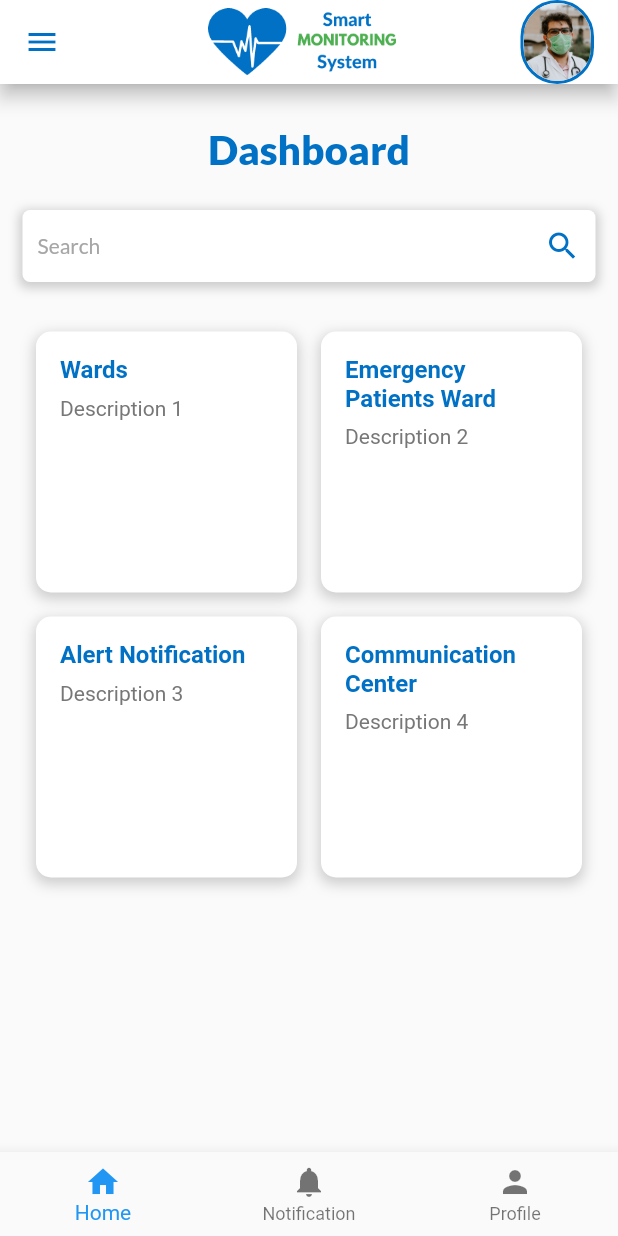
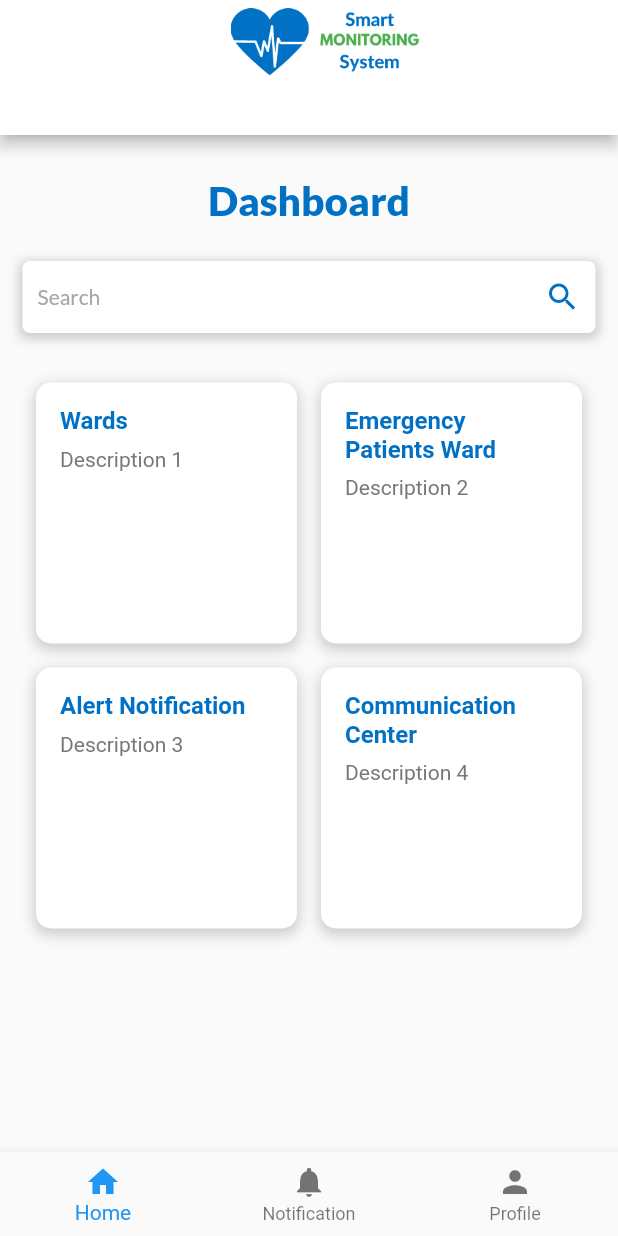
Before and after one commit to MuhammadBilal-018/Smart-Health-Monitoring-System, a Flutter app: the DashboardScreen screen opened directly, on a phone screen of 412 x 824 dp. Run offline on Flutter 3.47's test engine with Material 2 defaults, Android fonts, the phone set to English and light mode, and no system bars.

Commit message:
Project Changes Uploaded

```diff
--- /dev/null
+++ b/lib/AppBar/app_bar.dart
@@ -0,0 +1,46 @@
+import 'package:flutter/material.dart';
+
+class TopAppBar extends StatelessWidget implements PreferredSizeWidget {
+  final String title;
+  final bool showBackButton;
+
+  const TopAppBar({
+    Key? key,
+    required this.title,
+    this.showBackButton = true,
+  }) : super(key: key);
+
+  @override
+  Widget build(BuildContext context) {
+    return Container(
+      height: 90, // Set the desired height
+      child: AppBar(
+        backgroundColor: Colors.white,
+        leading: showBackButton
+            ? IconButton(
+          icon: Icon(
+            Icons.arrow_back,
+            color: Color(0xFF0071C5),
+          ),
+          onPressed: () {
+            Navigator.pop(context);
+          },
+        )
+            : null,
+        title: Center(
+          child: Padding(
+            padding: EdgeInsets.only(right: 35),
+            child: Image.asset(
+              'images/SMS_3.png',
+              height: 45,
+            ),
+          ),
+        ),
+      ),
+    );
+
+  }
+
+  @override
+  Size get preferredSize => Size.fromHeight(200); // Set the preferred height
+}
--- a/lib/Dashboard/Section1 - Ward/section1_ward.dart
+++ b/lib/Dashboard/Section1 - Ward/section1_ward.dart
@@ -1,5 +1,6 @@
 import 'package:flutter/material.dart';
 import '../../Bottom Navigation/bottom_navigation_bar.dart';
+import '../../AppBar/app_bar.dart';
 void main() {
   runApp(
     MaterialApp(
@@ -88,6 +89,7 @@ class WardsSection extends StatelessWidget {
     }
 
     return Scaffold(
+      appBar: TopAppBar(title: 'home',),
       body: SingleChildScrollView(
         child: Container(
           margin: EdgeInsets.symmetric(horizontal: 15),
--- a/lib/Dashboard/main_dashboard.dart
+++ b/lib/Dashboard/main_dashboard.dart
@@ -1,11 +1,16 @@
 import 'package:flutter/material.dart';
 import 'Section1 - Ward/section1_ward.dart';
 import '../Bottom Navigation/bottom_navigation_bar.dart';
+import '../AppBar/app_bar.dart';
 
 void main() {
   runApp(
     MaterialApp(
-      home: DashboardScreen(),
+      routes: {
+        '/dashboard': (context) => DashboardScreen(),
+        // Other route definitions
+      },
+      // Other MaterialApp configurations
     ),
   );
 }
@@ -13,46 +18,10 @@ void main() {
 class DashboardScreen extends StatelessWidget {
   @override
   Widget build(BuildContext context) {
-    return SafeArea(
-      child: Scaffold(
-        appBar: AppBar(
-          backgroundColor: Colors.white,
-          elevation: 5,
-          leading: IconButton(
-            icon: Icon(
-              Icons.menu,
-              color: Color(0xFF0071C5),
-            ),
-            onPressed: () {
-              // Add your onPressed function here
-            },
-          ),
-          title: Center(
-            child: Image.asset(
-              'images/SMS_3.png',
-              height: 45,
-            ),
-          ),
-          actions: [
-            Padding(
-              padding: const EdgeInsets.only(right: 16),
-              child: Container(
-                width: 49,
-                height: 49,
-                decoration: BoxDecoration(
-                  borderRadius: BorderRadius.circular(25),
-                  border: Border.all(color: Color(0xFF0071C5), width: 2),
-                ),
-                child: ClipRRect(
-                  borderRadius: BorderRadius.circular(25),
-                  child: Image.asset(
-                    'images/image_profile.jpg',
-                    fit: BoxFit.cover,
-                  ),
-                ),
-              ),
-            ),
-          ],
+    return Scaffold(
+        resizeToAvoidBottomInset: false,
+        appBar: TopAppBar(title: 'Home',
+            showBackButton: false
         ),
         body: Column(
           crossAxisAlignment: CrossAxisAlignment.start,
@@ -140,7 +109,6 @@ class DashboardScreen extends StatelessWidget {
           ],
         ),
         bottomNavigationBar: BottomNavigationBarWidget(),
-      ),
     );
   }
 
@@ -151,10 +119,11 @@ class DashboardScreen extends StatelessWidget {
         // Navigate to the corresponding screen based on the index
         switch (index) {
           case 0:
-            Navigator.push(
+            Navigator.pushReplacement(
               context,
               MaterialPageRoute(builder: (context) => WardsSection()),
             );
+
             break;
           // case 1:
           //   Navigator.push(
```
Also changed, not shown: lib/Bottom Navigation/Doctor Profile/doctor_profile.dart (added, +105 -0 lines), lib/Bottom Navigation/bottom_navigation_bar.dart (+28 -6 lines), pubspec.lock, 1 other file.
